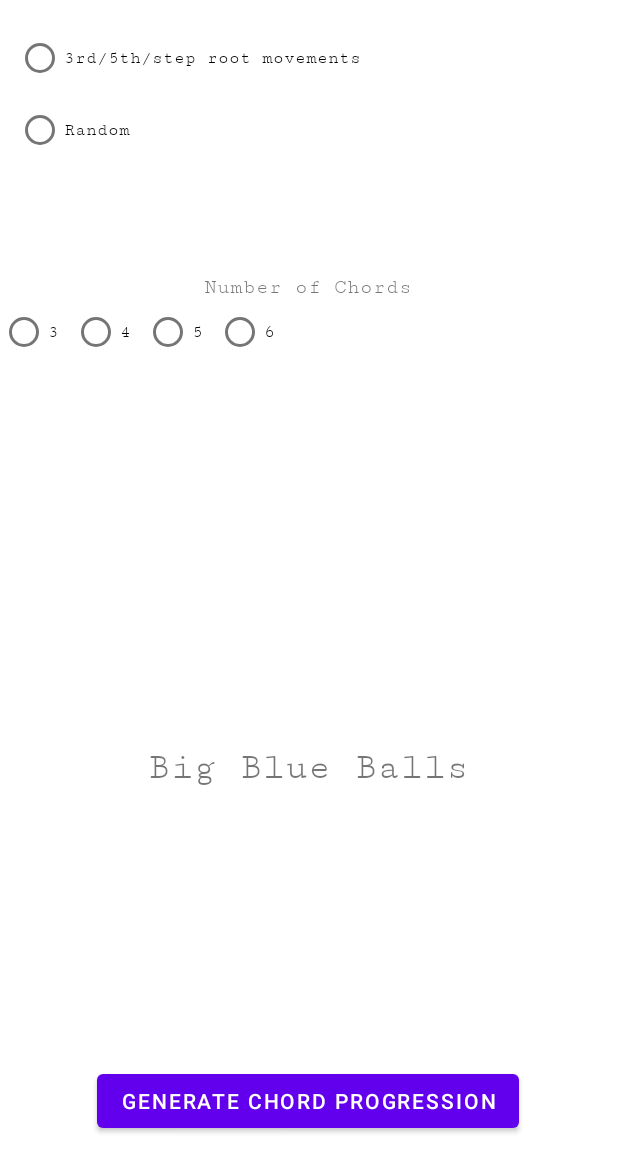
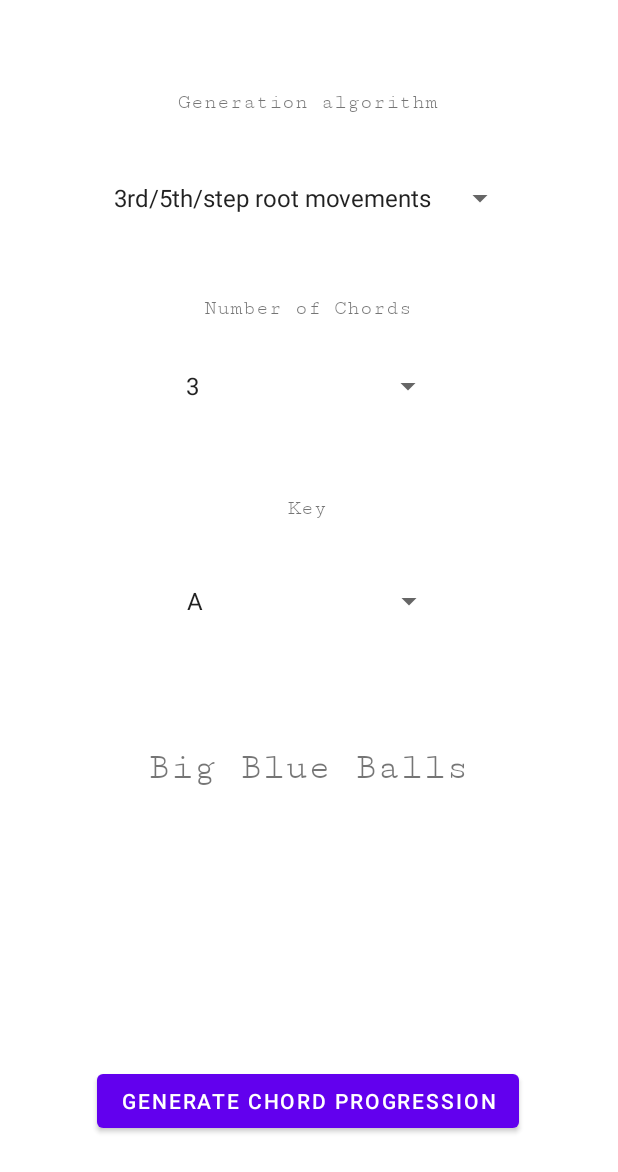
Before and after one commit to cheng-priv-proj/chord_gen_app, an Android app: the layout activity_main.xml on its own in the app's theme, with its tools: preview values and no code run, on a phone screen of 412 x 824 dp. Shown: the top 1172 px of the screen. Run offline under Robolectric (Android 15) with nearby library versions, the phone set to English and light mode, and no system bars.

Commit message:
small update

```diff
--- a/app/src/main/res/layout/activity_main.xml
+++ b/app/src/main/res/layout/activity_main.xml
@@ -6,6 +6,61 @@
     android:layout_height="match_parent"
     tools:context=".MainActivity">
 
+
+    <Spinner
+        android:id="@+id/spinner3"
+        android:layout_width="180dp"
+        android:layout_height="48dp"
+        android:contentDescription="@string/spinner_description"
+        android:entries="@array/key_array"
+        android:minHeight="48dp"
+        android:spinnerMode="dropdown"
+        app:layout_constraintBottom_toBottomOf="parent"
+        app:layout_constraintEnd_toEndOf="parent"
+        app:layout_constraintHorizontal_bias="0.502"
+        app:layout_constraintStart_toStartOf="parent"
+        app:layout_constraintTop_toTopOf="parent"
+        app:layout_constraintVertical_bias="0.485" />
+
+    <TextView
+        android:id="@+id/textView4"
+        android:layout_width="wrap_content"
+        android:layout_height="wrap_content"
+        android:fontFamily="serif-monospace"
+        android:text="Key"
+        app:layout_constraintBottom_toBottomOf="parent"
+        app:layout_constraintEnd_toEndOf="parent"
+        app:layout_constraintHorizontal_bias="0.498"
+        app:layout_constraintStart_toStartOf="parent"
+        app:layout_constraintTop_toTopOf="parent"
+        app:layout_constraintVertical_bias="0.409" />
+
+    <TextView
+        android:id="@+id/textView3"
+        android:layout_width="wrap_content"
+        android:layout_height="wrap_content"
+        android:fontFamily="serif-monospace"
+        android:text="Generation algorithm"
+        app:layout_constraintBottom_toBottomOf="parent"
+        app:layout_constraintEnd_toEndOf="parent"
+        app:layout_constraintHorizontal_bias="0.498"
+        app:layout_constraintStart_toStartOf="parent"
+        app:layout_constraintTop_toTopOf="parent"
+        app:layout_constraintVertical_bias="0.074" />
+
+    <Spinner
+        android:id="@+id/spinner2"
+        android:layout_width="wrap_content"
+        android:layout_height="wrap_content"
+        android:contentDescription="@string/spinner_description"
+        android:entries="@array/progression_algorithm"
+        android:minHeight="48dp"
+        android:spinnerMode="dropdown"
+        app:layout_constraintBottom_toBottomOf="parent"
+        app:layout_constraintEnd_toEndOf="parent"
+        app:layout_constraintStart_toStartOf="parent"
+        app:layout_constraintTop_toTopOf="parent"
+        app:layout_constraintVertical_bias="0.139" />
 
     <TextView
         android:id="@+id/textView"
@@ -22,83 +77,6 @@
         app:layout_constraintVertical_bias="0.625">
 
     </TextView>
-
-    <RadioGroup
-        android:id="@+id/chord_Type_Selection"
-        android:layout_width="wrap_content"
-        android:layout_height="wrap_content"
-        android:orientation="vertical"
-        app:layout_constraintBottom_toBottomOf="parent"
-        app:layout_constraintEnd_toEndOf="parent"
-        app:layout_constraintHorizontal_bias="0.06"
-        app:layout_constraintStart_toStartOf="parent"
-        app:layout_constraintTop_toTopOf="parent"
-        app:layout_constraintVertical_bias="0.01999998">
-
-        <RadioButton
-            android:id="@+id/root_Movement_Selection"
-            android:layout_width="wrap_content"
-            android:layout_height="wrap_content"
-            android:fontFamily="serif-monospace"
-            android:text="3rd/5th/step root movements"
-            android:textSize="12sp" />
-
-        <RadioButton
-            android:id="@+id/random_Movement_Selection"
-            android:layout_width="wrap_content"
-            android:layout_height="wrap_content"
-            android:fontFamily="serif-monospace"
-            android:text="Random"
-            android:textSize="12sp" />
-
-
-    </RadioGroup>
-
-    <RadioGroup
-        android:id="@+id/chord_amount_Selection"
-        android:layout_width="fill_parent"
-        android:layout_height="wrap_content"
-        android:orientation="horizontal"
-        app:layout_constraintBottom_toBottomOf="parent"
-        app:layout_constraintEnd_toEndOf="parent"
-        app:layout_constraintHorizontal_bias="0.059"
-        app:layout_constraintStart_toStartOf="parent"
-        app:layout_constraintTop_toBottomOf="@+id/chord_Type_Selection"
-        app:layout_constraintVertical_bias="0.13">
-
-        <RadioButton
-            android:id="@+id/three_chords"
-            android:layout_width="wrap_content"
-            android:layout_height="wrap_content"
-            android:fontFamily="serif-monospace"
-            android:text="3"
-            android:textSize="12sp" />
-
-        <RadioButton
-            android:id="@+id/four_chords"
-            android:layout_width="wrap_content"
-            android:layout_height="wrap_content"
-            android:fontFamily="serif-monospace"
-            android:text="4"
-            android:textSize="12sp" />
-
-        <RadioButton
-            android:id="@+id/five_chords"
-            android:layout_width="wrap_content"
-            android:layout_height="wrap_content"
-            android:fontFamily="serif-monospace"
-            android:text="5"
-            android:textSize="12sp" />
-
-        <RadioButton
-            android:id="@+id/six_chords"
-            android:layout_width="wrap_content"
-            android:layout_height="wrap_content"
-            android:fontFamily="serif-monospace"
-            android:text="6"
-            android:textSize="12sp" />
-
-    </RadioGroup>
 
     <Button
         android:id="@+id/button_roll"
@@ -123,7 +101,21 @@
         app:layout_constraintHorizontal_bias="0.498"
         app:layout_constraintStart_toStartOf="parent"
         app:layout_constraintTop_toTopOf="parent"
-        app:layout_constraintVertical_bias="0.227" />
+        app:layout_constraintVertical_bias="0.244" />
+
+    <Spinner
+        android:id="@+id/spinner"
+        android:layout_width="180dp"
+        android:layout_height="48dp"
+        android:contentDescription="@string/spinner_description"
+        android:entries="@array/chord_amounts_array"
+        android:minHeight="48dp"
+        android:spinnerMode="dropdown"
+        app:layout_constraintBottom_toBottomOf="parent"
+        app:layout_constraintEnd_toEndOf="parent"
+        app:layout_constraintStart_toStartOf="parent"
+        app:layout_constraintTop_toTopOf="parent"
+        app:layout_constraintVertical_bias="0.301" />
 
 
 </androidx.constraintlayout.widget.ConstraintLayout>
--- a/app/src/main/res/values/strings.xml
+++ b/app/src/main/res/values/strings.xml
@@ -1,3 +1,37 @@
 <resources>
     <string name="app_name">Guitar Chord Progression (project)</string>
+    <string name="spinner_description">Spinner for ... i donno</string>
+
+    <string-array name="chord_amounts_array">
+        <item>3</item>
+        <item>4</item>
+        <item>5</item>
+        <item>6</item>
+        <item>7</item>
+    </string-array>
+
+
+    <string-array name="progression_algorithm">
+        <item>3rd/5th/step root movements</item>
+        <item>Random</item>
+    </string-array>
+
+    <string-array name="key_array">
+        <item>A</item>
+        <item>A#/b♭</item>
+        <item>B</item>
+        <item>C</item>
+        <item>C#/D♭</item>
+        <item>D</item>
+        <item>D#/E♭</item>
+        <item>E</item>
+        <item>F</item>
+        <item>F#/G♭</item>
+        <item>G</item>
+        <item>G#/A♭</item>
+    </string-array>
+
+
+
+
 </resources>
```
Also changed, not shown: app/src/main/java/com/example/guitarchordprogressionproject/MainActivity.kt (+119 -14 lines).
